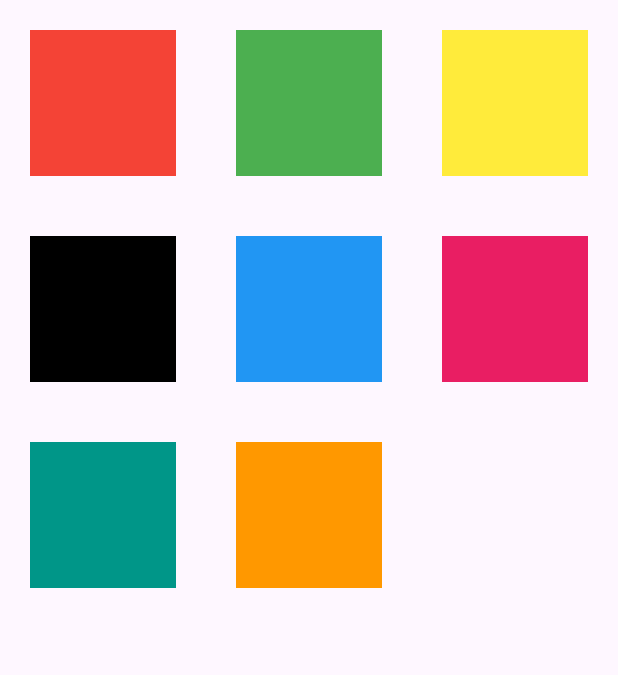
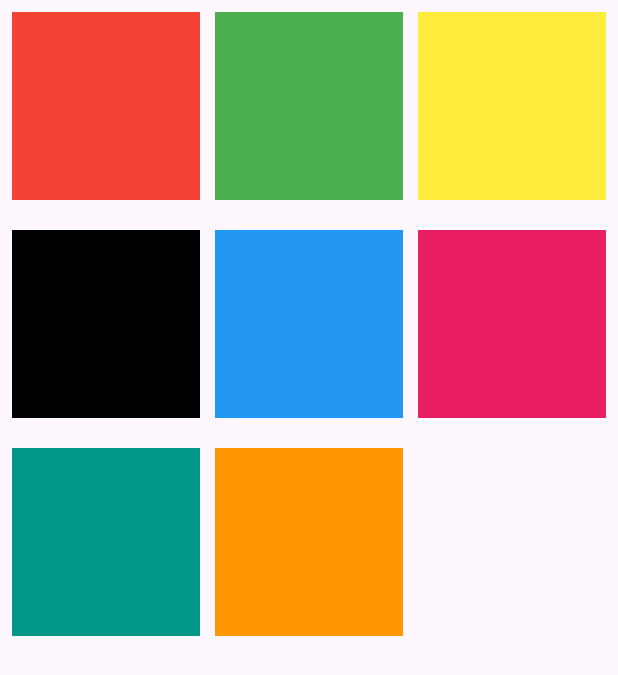
Before and after one commit to geeta-gwalior/simple_flutter_examples, a Flutter app: the grd screen opened directly, on a phone screen of 412 x 824 dp. Shown: the top 675 px of the screen. Run offline on Flutter 3.47's test engine with Material 3 defaults, Android fonts, the phone set to English and light mode, and no system bars; our stand-ins replace cloud_firestore, firebase_auth, firebase_core; accounts and stored records are empty.

Commit message:
first commit

```diff
--- a/lib/ListBuildeex.dart
+++ b/lib/ListBuildeex.dart
@@ -10,6 +10,7 @@ class listb extends StatefulWidget {
 class _listbState extends State<listb> {
 
   List<String> l=["aaa","bbb","ccc","ddd"];
+  //List<Colors> cl=[Colors.red,];
 
   @override
   Widget build(BuildContext context) {
--- a/lib/grdview.dart
+++ b/lib/grdview.dart
@@ -13,45 +13,45 @@ class _grdState extends State<grd> {
   @override
   Widget build(BuildContext context) {
     return Scaffold(
-      body: GridView.builder(gridDelegate: SliverGridDelegateWithMaxCrossAxisExtent(maxCrossAxisExtent: 200),
-
-        itemBuilder: (context,index){
-
-        return Container(color: col[index],margin: EdgeInsets.all(20.0),);
+      // body: GridView.builder(gridDelegate: SliverGridDelegateWithMaxCrossAxisExtent(maxCrossAxisExtent: 200),
+      //
+      //   itemBuilder: (context,index){
+      //
+      //   return Container(color: col[index],margin: EdgeInsets.all(20.0),);
+      //
+      //
+      //
+      //
+      // },
+      // itemCount: col.length,
+      //
+      //
+      // ),
 
 
 
 
-      },
-      itemCount: col.length,
+      body: Padding(
+        padding: const EdgeInsets.all(8.0),
+        child: GridView.count(crossAxisCount: 3,
+        crossAxisSpacing: 10,
+        mainAxisSpacing: 20,
+        children: [
+          Container(color:col[0],
 
 
+          ),
+          Container(color:col[1]),
+          Container(color:col[2]),
+          Container(color:col[3]),
+          Container(color:col[4]),
+          Container(color:col[5]),
+          Container(color:col[6]),
+          Container(color:col[7]),
+
+        ],
+        ),
       ),
-
-
-
-
-      // body: Padding(
-      //   padding: const EdgeInsets.all(8.0),
-      //   child: GridView.extent(maxCrossAxisExtent:300,
-      //   crossAxisSpacing: 10,
-      //   mainAxisSpacing: 20,
-      //   children: [
-      //     Container(color:col[0],
-      //
-      //
-      //     ),
-      //     Container(color:col[1]),
-      //     Container(color:col[2]),
-      //     Container(color:col[3]),
-      //     Container(color:col[4]),
-      //     Container(color:col[5]),
-      //     Container(color:col[6]),
-      //     Container(color:col[7]),
-      //
-      //   ],
-      //   ),
-      // ),
 
     );
   }
--- a/lib/logginn.dart
+++ b/lib/logginn.dart
@@ -1,6 +1,6 @@
 import 'package:firebase_auth/firebase_auth.dart';
 import 'package:flutter/material.dart';
-import 'adddata.dart';
+import '../../../AndroidStudioProjects/simple_gemini_ai/lib/adddata.dart';
 
 class Authenticationscreen extends StatefulWidget {
   @override
--- a/lib/splash.dart
+++ b/lib/splash.dart
@@ -128,7 +128,8 @@ void selected(int v){
           child: Column(
             mainAxisAlignment: MainAxisAlignment.center,
             children: [
-              Image.asset('assets/imgs/rock.png',height: 200,width: 200,)
+              Image.asset('assets/imgs/rock.png',height: 200,width: 200,),
+              CircularProgressIndicator(),
             ],
           ),
         ),
--- a/lib/stackcont.dart
+++ b/lib/stackcont.dart
@@ -1,4 +1,4 @@
-import 'package:android_projects/adddata.dart';
+
 import 'package:android_projects/cls2.dart';
 import 'package:flutter/material.dart';
 
```
Also changed, not shown: lib/Listviewex.dart (+7 -2 lines), lib/adddata.dart (deleted, +0 -86 lines).
